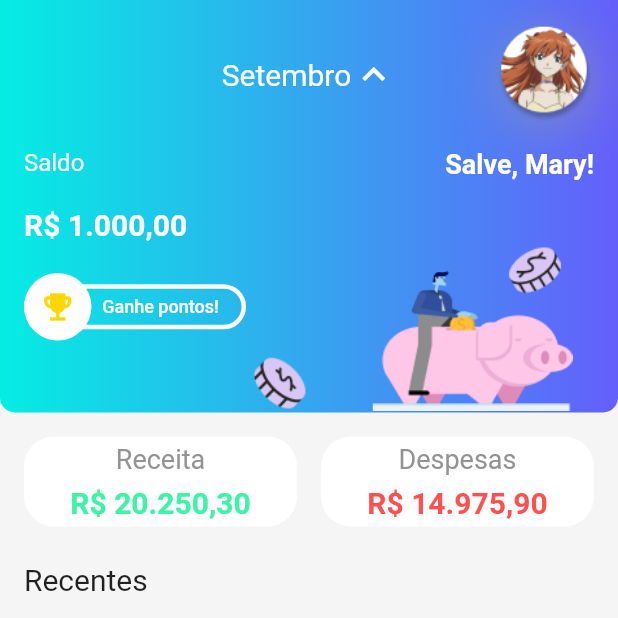
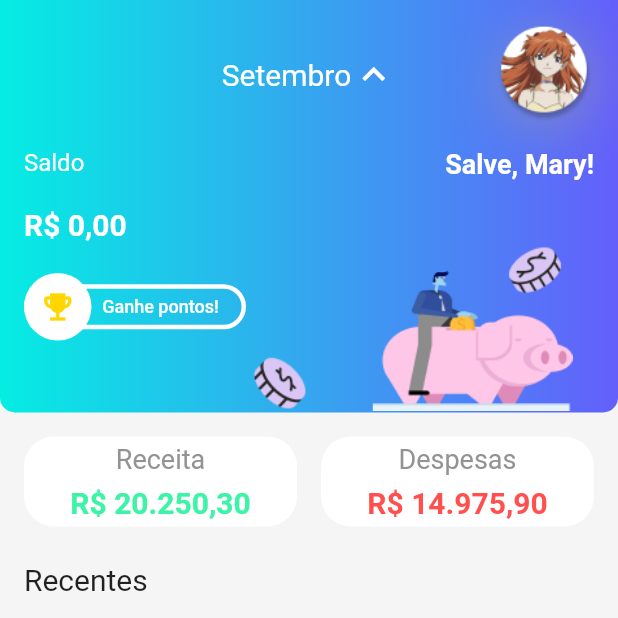
Before and after one commit to proz-tecnologia/PIT01GP09, a Flutter app: the HomePage screen opened by its route, on a phone screen of 412 x 824 dp, the top half of it. Run offline on Flutter 3.47's test engine with Material 2 defaults, Android fonts, the phone set to English and light mode, and no system bars; drawn by our look-alikes of fl_chart, flutter_speed_dial; our stand-ins replace cloud_firestore, firebase_auth, firebase_core, get_it, google_fonts; accounts and stored records are empty.

Commit message:
função para atualizar valor de balanço final

```diff
--- a/lib/presentation/home/widgets/current_balance.dart
+++ b/lib/presentation/home/widgets/current_balance.dart
@@ -1,6 +1,11 @@
 import 'package:flutter/material.dart';
-import '../../../resources/strings.dart';
+import 'package:intl/intl.dart';
+import '../../../data/models/transactions_model.dart';
+import '../../../locator.dart';
+import '../../../resources/colors.dart';
 import '../../../resources/text_style.dart';
+import '../controller/transactions_controller.dart';
+import '../controller/transactions_state.dart';
 
 class CurrentBalance extends StatefulWidget {
   const CurrentBalance({
@@ -12,11 +17,56 @@ class CurrentBalance extends StatefulWidget {
 }
 
 class _CurrentBalanceState extends State<CurrentBalance> {
+  final transactionsController = TransactionsController(
+      authRepository: getIt(), transactionsRepository: getIt());
+
+  @override
+  void initState() {
+    super.initState();
+    transactionsController.getTransactionsList();
+  }
+
+  String getCurrentBalance(List<TransactionsModel> transactionsList) {
+    late double totalIcome = 0;
+    late double totalExpense = 0;
+    var formatter = NumberFormat.currency(locale: 'pt-BR', symbol: 'R\$');
+    for (var transaction in transactionsList) {
+      if (transaction.type == 'Receita') {
+        totalIcome += transaction.value;
+      } else if (transaction.type == 'Despesa') {
+        totalExpense += transaction.value;
+      }
+    }
+    final currentBalance = formatter.format(totalIcome - totalExpense);
+    return currentBalance;
+  }
+
   @override
   Widget build(BuildContext context) {
-    return const Text(
-      Strings.currentBalance,
-      style: AppTextStyles.currentBalance,
-    );
+    return Builder(builder: (context) {
+      return ValueListenableBuilder<TransactionState>(
+        valueListenable: transactionsController,
+        builder: (_, state, __) {
+          if (state is TransactionLoadingState) {
+            return const Center(
+                child: CircularProgressIndicator(
+              color: AppColors.blueVibrant,
+            ));
+          }
+          if (state is TransactionSuccessState) {
+            return Text(
+              getCurrentBalance(state.transactionListModel),
+              style: AppTextStyles.currentBalance,
+            );
+          }
+          if (state is TransactionErrorState) {
+            return Center(
+              child: Text(state.message),
+            );
+          }
+          return Container();
+        },
+      );
+    });
   }
 }
```
